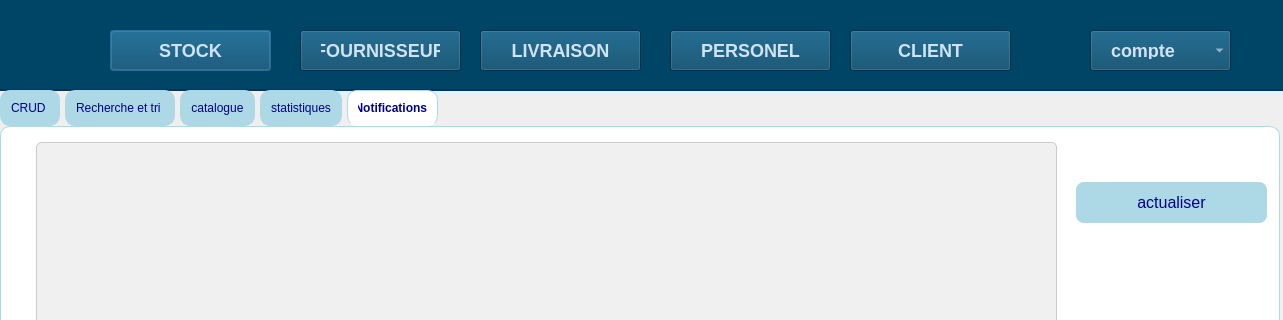
Qt form stock.ui (2A35ProjetCPP2425/2a35-create-teams-smart-clothing-store) before a commit; both pictures show x 0 to 1283 and y 0 to 320 of the 1283 by 727 pixel window.
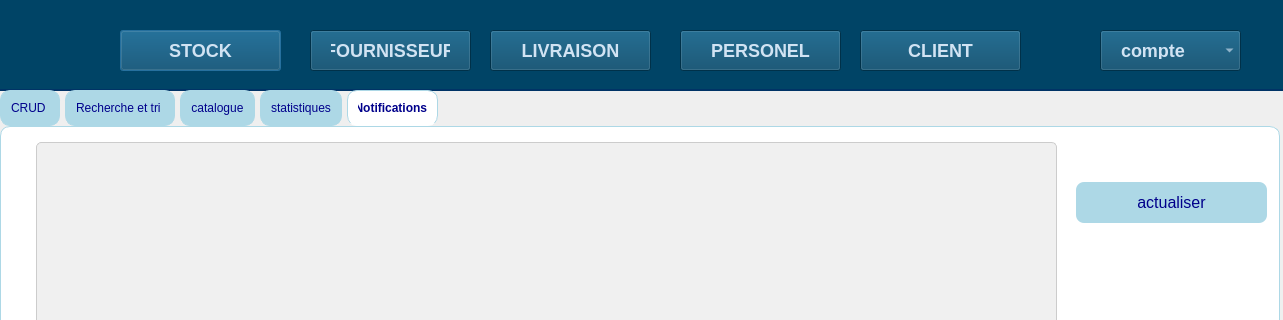
The same form after that commit. Icons and pictures are not drawn.

Diff of the .ui file:
```diff
--- a/stock.ui
+++ b/stock.ui
@@ -16,7 +16,7 @@
   <widget class="QWidget" name="DASHBOARD" native="true">
    <property name="geometry">
     <rect>
-     <x>-10</x>
+     <x>0</x>
      <y>0</y>
      <width>1301</width>
      <height>91</height>
```
